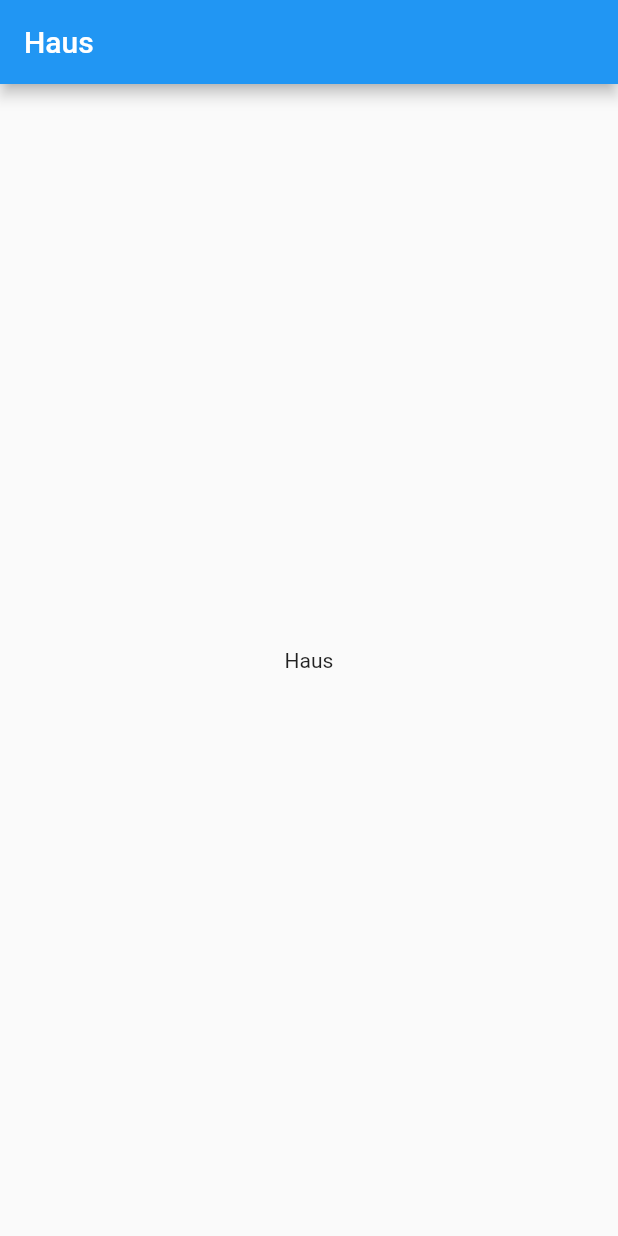
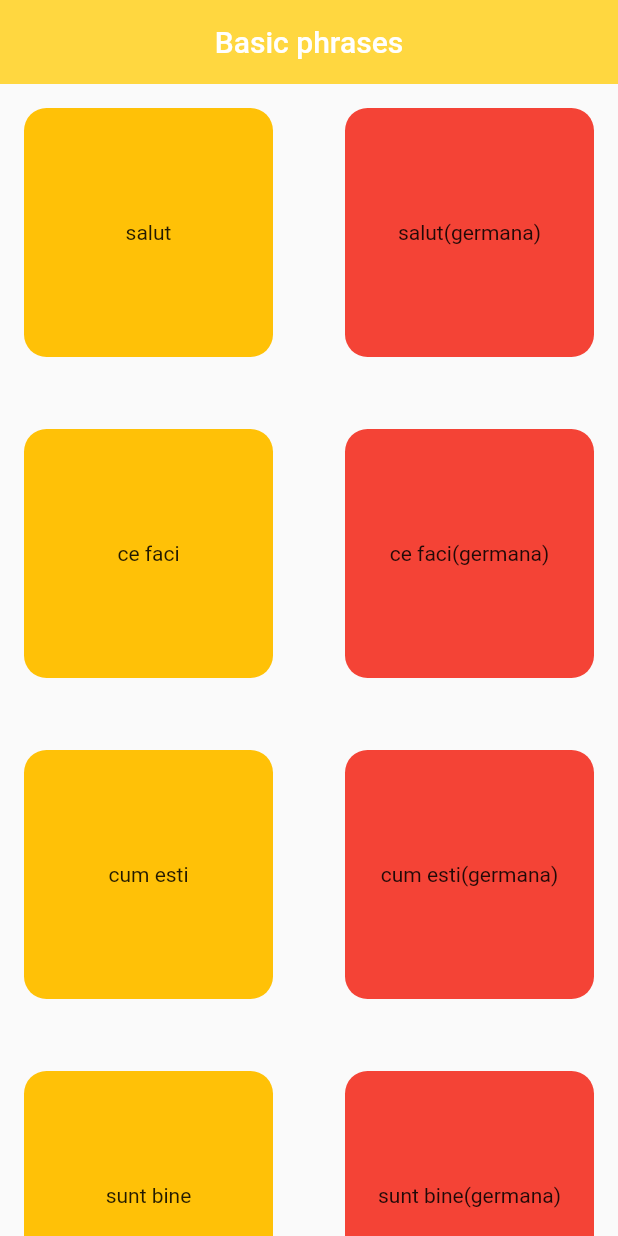
Before and after one commit to raduiosif15/basic_phrases, a Flutter app: the screen it shows after launch, on a phone screen of 412 x 824 dp. Run offline on Flutter 3.47's test engine with Material 2 defaults, Android fonts, the phone set to English and light mode, and no system bars; our stand-ins replace audioplayers.

Commit message:
Application + format + analyze

```diff
--- a/lib/main.dart
+++ b/lib/main.dart
@@ -1,3 +1,5 @@
+import 'package:audioplayers/audioplayers.dart';
+import 'package:flutter/cupertino.dart';
 import 'package:flutter/material.dart';
 
 void main() {
@@ -12,15 +14,74 @@ class BasicPhrases extends StatefulWidget {
 }
 
 class _BasicPhrasesState extends State<BasicPhrases> {
+  final List<String> _soundsMap = <String>[
+    'salut',
+    'ce faci',
+    'cum esti',
+    'sunt bine',
+    'ma numesc',
+  ];
+  final AudioPlayer _audioPlayer = AudioPlayer();
+  late AudioCache _audioCache;
+
+  @override
+  void initState() {
+    _audioCache = AudioCache(fixedPlayer: _audioPlayer);
+    super.initState();
+  }
+
+  @override
+  void dispose() {
+    _audioPlayer.release();
+    _audioPlayer.dispose();
+    _audioCache.clearAll();
+    super.dispose();
+  }
+
   @override
   Widget build(BuildContext context) {
     return MaterialApp(
       home: Scaffold(
         appBar: AppBar(
-          title: const Text('Haus'),
+          title: const Text('Basic phrases'),
+          centerTitle: true,
+          backgroundColor: Colors.amberAccent,
+          elevation: 0.0,
         ),
-        body: const Center(
-          child: Text('Haus'),
+        body: GridView.builder(
+          gridDelegate: const SliverGridDelegateWithFixedCrossAxisCount(
+            crossAxisCount: 2,
+            mainAxisSpacing: 16.0,
+            crossAxisSpacing: 16.0,
+          ),
+          itemCount: _soundsMap.length * 2,
+          itemBuilder: (BuildContext context, int index) {
+            return Container(
+              margin: const EdgeInsets.all(16.0),
+              alignment: Alignment.center,
+              child: InkWell(
+                onTap: () async {
+                  String fileName =
+                      index.isEven ? _soundsMap.elementAt(index ~/ 2) : _soundsMap.elementAt((index - 1) ~/ 2);
+                  fileName = fileName.replaceAll(' ', '_');
+                  if (index.isEven) {
+                    await _audioCache.play('romanian/$fileName.mp3');
+                  } else {
+                    await _audioCache.play('german/$fileName.mp3');
+                  }
+
+                  await _audioCache.clearAll();
+                },
+                child: index.isEven
+                    ? Text(_soundsMap.elementAt(index ~/ 2))
+                    : Text('${_soundsMap.elementAt((index - 1) ~/ 2)}(germana)'),
+              ),
+              decoration: BoxDecoration(
+                borderRadius: BorderRadius.circular(15.0),
+                color: index.isEven ? Colors.amber : Colors.red,
+              ),
+            );
+          },
         ),
       ),
     );
--- a/pubspec.yaml
+++ b/pubspec.yaml
@@ -13,6 +13,8 @@ dependencies:
     sdk: flutter
 
   cupertino_icons: ^1.0.2
+  audioplayers: ^0.19.0
+  path_provider: ^2.0.2
 
 dev_dependencies:
   flutter_test:
@@ -21,3 +23,7 @@ dev_dependencies:
 flutter:
 
   uses-material-design: true
+
+  assets:
+    - assets/romanian/
+    - assets/german/
```
Also changed, not shown: pubspec.lock, 10 other files.
